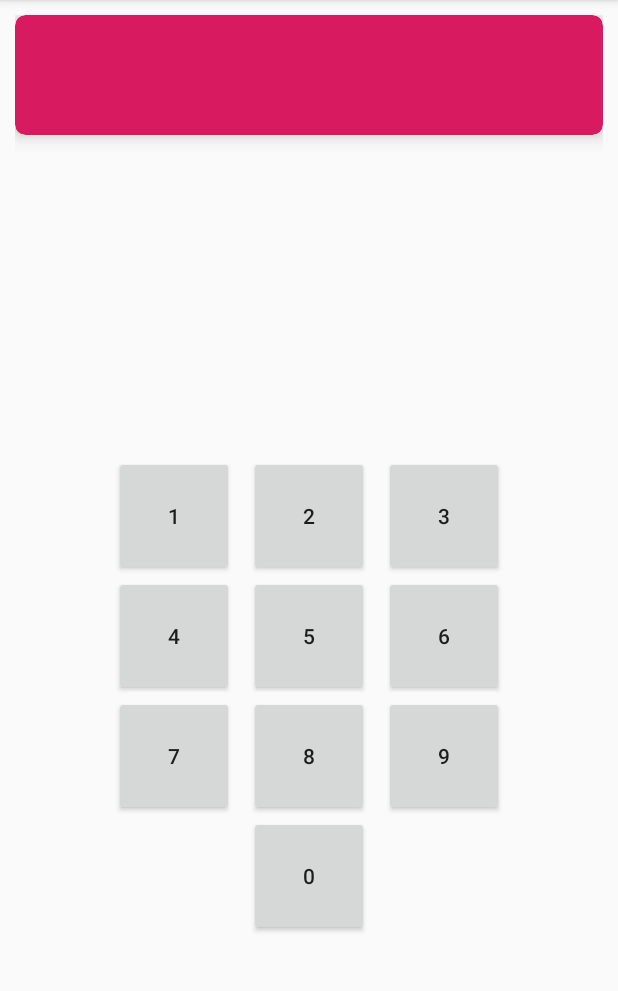
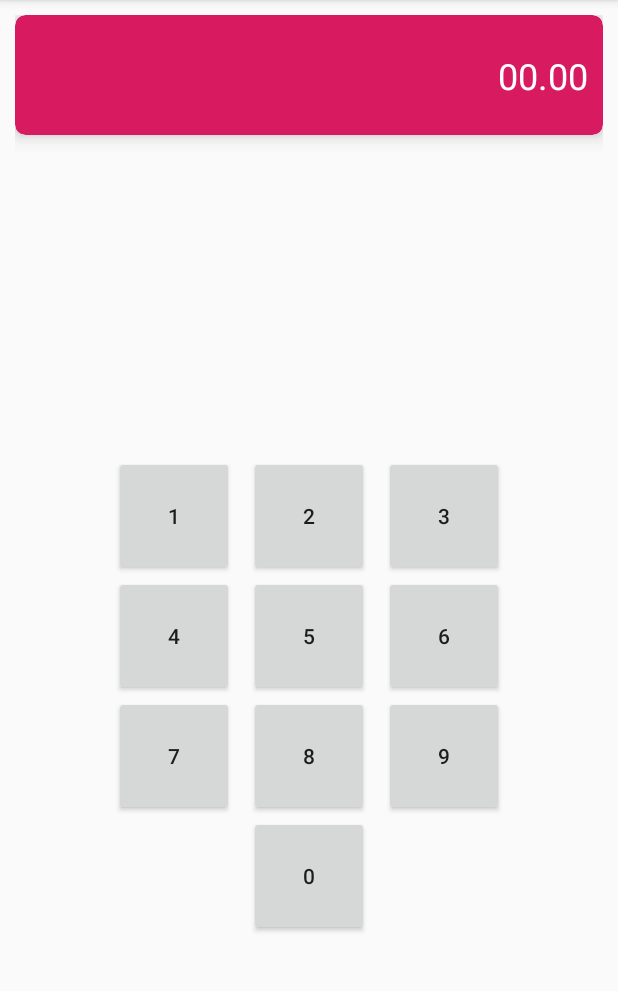
Before and after one commit to jeancsanchez/Calculadoras, an Android app: the screen it shows after launch (MainActivity), on a phone screen of 412 x 824 dp, the part 84-1075 px from its top. Run offline under Robolectric (Android 15) with nearby library versions, the phone set to English and light mode, and no system bars.

Commit message:
Adicionando card de resultado.

```diff
--- a/app/src/main/res/layout/content_main.xml
+++ b/app/src/main/res/layout/content_main.xml
@@ -9,16 +9,9 @@
     tools:context=".MainActivity"
     tools:showIn="@layout/app_bar_main">
 
-    <android.support.v7.widget.CardView
-        android:id="@+id/txtResultado"
-        android:layout_width="match_parent"
-        android:layout_height="80dp"
-        app:cardBackgroundColor="@color/colorAccent"
-        app:cardCornerRadius="7dp"
-        app:cardElevation="7dp"
-        app:layout_constraintEnd_toEndOf="parent"
-        app:layout_constraintStart_toStartOf="parent"
-        app:layout_constraintTop_toTopOf="parent" />
+    <include
+        android:id="@+id/include_card"
+        layout="@layout/partial_resultado" />
 
     <Button
         android:id="@+id/btnUm"
@@ -67,12 +60,11 @@
         android:id="@+id/btnCinco"
         android:layout_width="@dimen/botao_largura"
         android:layout_height="@dimen/botao_altura"
-        android:layout_marginTop="80dp"
         android:text="5"
         app:layout_constraintBottom_toBottomOf="parent"
         app:layout_constraintEnd_toEndOf="parent"
         app:layout_constraintStart_toStartOf="parent"
-        app:layout_constraintTop_toTopOf="parent" />
+        app:layout_constraintTop_toBottomOf="@+id/include_card" />
 
     <Button
         android:id="@+id/btnSeis"
--- /dev/null
+++ b/app/src/main/res/layout/partial_resultado.xml
@@ -0,0 +1,30 @@
+<?xml version="1.0" encoding="utf-8"?>
+<android.support.v7.widget.CardView xmlns:android="http://schemas.android.com/apk/res/android"
+    xmlns:app="http://schemas.android.com/apk/res-auto"
+    android:id="@+id/card"
+    android:layout_width="match_parent"
+    android:layout_height="80dp"
+    app:cardBackgroundColor="@color/colorAccent"
+    app:cardCornerRadius="7dp"
+    app:cardElevation="7dp"
+    app:layout_constraintEnd_toEndOf="parent"
+    app:layout_constraintStart_toStartOf="parent"
+    app:layout_constraintTop_toTopOf="parent">
+
+    <android.support.constraint.ConstraintLayout
+        android:layout_width="match_parent"
+        android:layout_height="match_parent">
+
+        <TextView
+            android:id="@+id/txtResultado"
+            android:layout_width="wrap_content"
+            android:layout_height="wrap_content"
+            android:layout_marginEnd="10dp"
+            android:text="00.00"
+            android:textColor="@android:color/white"
+            android:textSize="24sp"
+            app:layout_constraintBottom_toBottomOf="parent"
+            app:layout_constraintEnd_toEndOf="parent"
+            app:layout_constraintTop_toTopOf="parent" />
+    </android.support.constraint.ConstraintLayout>
+</android.support.v7.widget.CardView>
```
